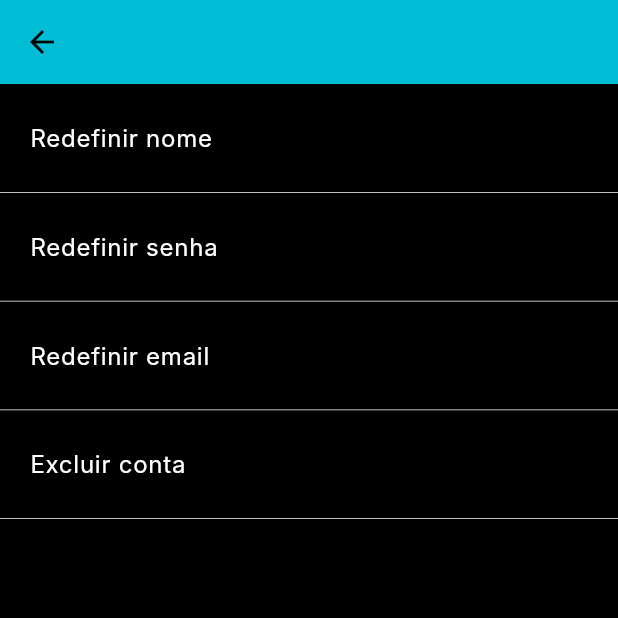
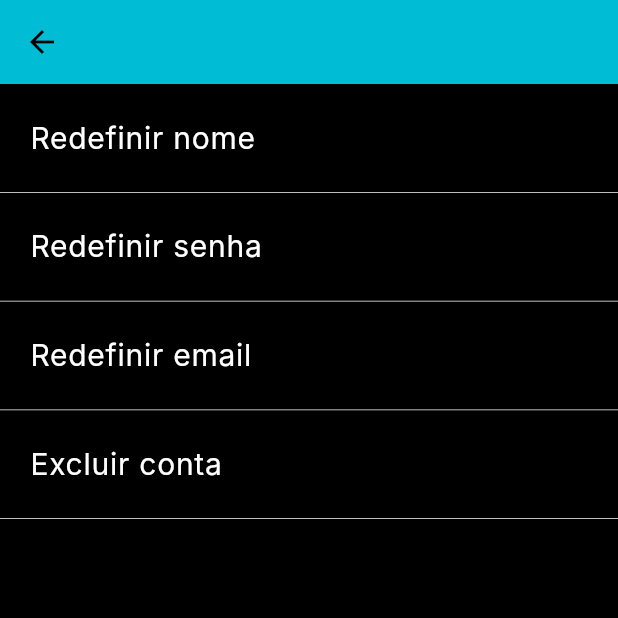
Before and after one commit to tokujiTO/PII4S_images_generator, a Flutter app: the SettingsPageView screen opened by its route, on a phone screen of 412 x 824 dp, the top half of it. Run offline on Flutter 3.47's test engine with Material 3 defaults, Android fonts, the phone set to English and light mode, and no system bars; our stand-ins replace device_preview, flutter_screenutil; Roboto replaces fonts that are missing (Inter).

Commit message:
feat: fix font size

```diff
--- a/lib/app/pages/settings_page_view.dart
+++ b/lib/app/pages/settings_page_view.dart
@@ -73,7 +73,7 @@ class SettingsPageView extends StatelessWidget {
       child: ListTile(
         title: Text(
           title,
-          style: const TextStyle(color: Colors.white, fontSize: 16),
+          style: const TextStyle(color: Colors.white, fontSize: 20,),
         ),
         trailing: const Icon(Icons.arrow_forward_ios, color: Colors.transparent, size: 0), // Ícone invisível (para alinhamento)
         onTap: onTap,
```
